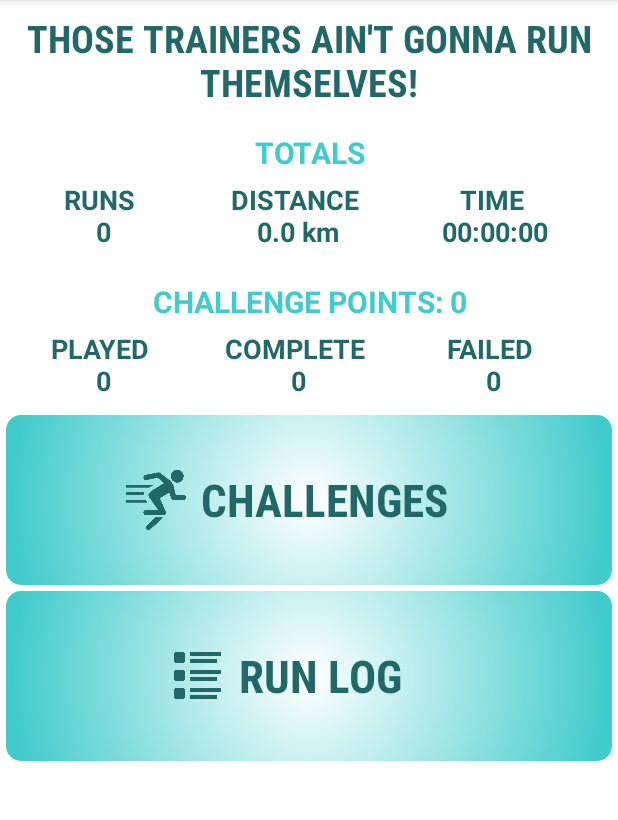
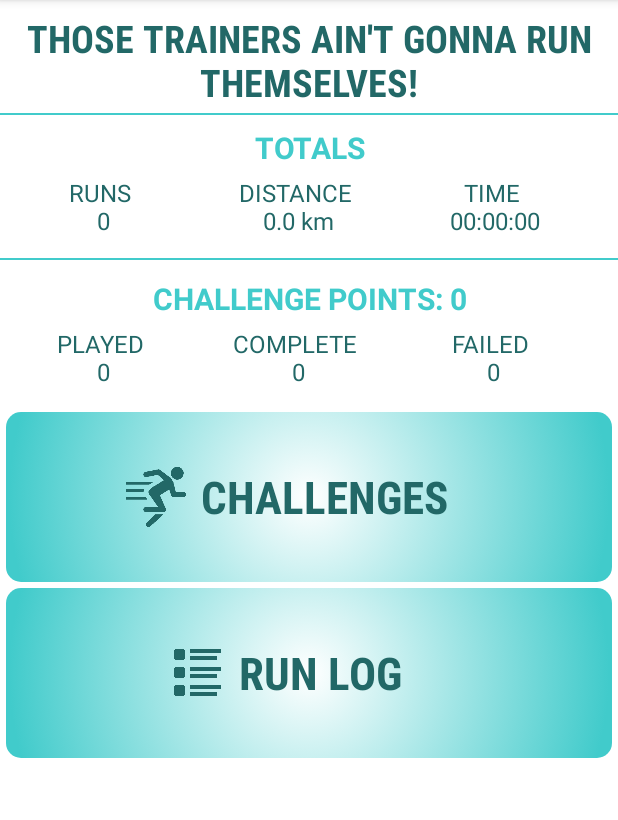
Before and after one commit to winnie-ho/161215_JavaAndroidProject, an Android app: the MainActivity screen opened directly, with no data from a screen before it, on a phone screen of 412 x 824 dp, the part 84-904 px from its top. Run offline under Robolectric (Android 15) with nearby library versions, the phone set to English and light mode, and no system bars; 1 statement that could not run was skipped.

Commit message:
some front styling to main activity

```diff
--- /dev/null
+++ b/RunTrack/app/src/main/res/drawable/border.xml
@@ -0,0 +1,6 @@
+<?xml version="1.0" encoding="utf-8"?>
+<shape xmlns:android="http://schemas.android.com/apk/res/android" android:shape="rectangle" >
+        <solid android:color="#ffffff" />
+        <stroke android:width="1dp"
+            android:color="@color/colorPrimary"/>
+</shape>
--- a/RunTrack/app/src/main/res/layout/activity_main.xml
+++ b/RunTrack/app/src/main/res/layout/activity_main.xml
@@ -18,15 +18,19 @@
         android:textAlignment="center"
         android:textColor="@color/colorPrimaryDark"
         android:textStyle="bold"
-        android:background="@color/colorWhite"
-
         android:layout_gravity="center"
         android:gravity="center_vertical" />
+
+    <LinearLayout
+        android:layout_width="match_parent"
+        android:layout_height="1dp"
+        android:background="@color/colorPrimary">
+    </LinearLayout>
 
     <TextView
         android:id="@+id/totals"
         android:layout_width="match_parent"
-        android:layout_height="40dp"
+        android:layout_height="35dp"
         android:layout_marginLeft="4dp"
         android:layout_marginRight="4dp"
         android:text="@string/totals"
@@ -34,7 +38,6 @@
         android:textColor="@color/colorPrimary"
         android:textStyle="bold"
         android:textAlignment="center"
-        android:background="@color/colorWhite"
         android:layout_gravity="center"
         android:gravity="bottom" />
 
@@ -49,11 +52,9 @@
             android:layout_height="60dp"
             android:layout_marginLeft="4dp"
             android:text="@string/total_runs"
-            android:textSize="18dp"
+            android:textSize="16dp"
             android:textColor="@color/colorPrimaryDark"
-            android:textStyle="bold"
             android:textAlignment="center"
-            android:background="@color/colorWhite"
             android:padding="5dp"
             android:layout_gravity="center_horizontal" />
 
@@ -61,11 +62,9 @@
             android:id="@+id/total_distance"
             android:layout_width="130dp"
             android:layout_height="60dp"
-            android:textSize="18dp"
+            android:textSize="16dp"
             android:textColor="@color/colorPrimaryDark"
-            android:textStyle="bold"
             android:textAlignment="center"
-            android:background="@color/colorWhite"
             android:padding="5dp"
             android:text="DISTANCE"
             android:layout_gravity="center_horizontal" />
@@ -76,16 +75,18 @@
             android:layout_height="60dp"
             android:layout_marginRight="4dp"
             android:text="@string/total_time"
-            android:textSize="18dp"
+            android:textSize="16dp"
             android:textColor="@color/colorPrimaryDark"
-            android:textStyle="bold"
             android:textAlignment="center"
-            android:background="@color/colorWhite"
             android:padding="5dp"
             android:layout_gravity="center_horizontal" />
     </LinearLayout>
 
-
+    <LinearLayout
+        android:layout_width="match_parent"
+        android:layout_height="1dp"
+        android:background="@color/colorPrimary">
+    </LinearLayout>
 
     <TextView
         android:id="@+id/points_score"
@@ -99,7 +100,6 @@
         android:textAlignment="center"
         android:textColor="@color/colorPrimary"
         android:textStyle="bold"
-        android:background="@color/colorWhite"
         android:layout_gravity="center_horizontal"
         android:gravity="bottom" />
 
@@ -115,11 +115,9 @@
                 android:layout_height="60dp"
                 android:layout_marginLeft="4dp"
                 android:text="@string/challenges_played"
-                android:textSize="18dp"
+                android:textSize="16dp"
                 android:textColor="@color/colorPrimaryDark"
-                android:textStyle="bold"
                 android:textAlignment="center"
-                android:background="@color/colorWhite"
                 android:padding="5dp"
                 android:layout_gravity="center_horizontal" />
 
@@ -127,13 +125,12 @@
                 android:id="@+id/complete"
                 android:layout_width="130dp"
                 android:layout_height="60dp"
-                android:textSize="18dp"
+                android:textSize="16dp"
                 android:textColor="@color/colorPrimaryDark"
-                android:textStyle="bold"
                 android:textAlignment="center"
-                android:background="@color/colorWhite"
-                android:padding="5dp"
-                android:text="@string/challenges_complete" />
+                android:text="@string/challenges_complete"
+                android:layout_gravity="center_horizontal"
+                android:padding="5dp" />
 
             <TextView
                 android:id="@+id/failed"
@@ -141,14 +138,13 @@
                 android:layout_height="60dp"
                 android:layout_marginRight="4dp"
                 android:text="@string/challenges_failed"
-                android:textSize="18dp"
+                android:textSize="16dp"
                 android:textColor="@color/colorPrimaryDark"
-                android:textStyle="bold"
                 android:textAlignment="center"
-                android:background="@color/colorWhite"
-                android:padding="5dp"
-                android:layout_gravity="center_horizontal" />
+                android:layout_gravity="center_horizontal"
+                android:padding="5dp" />
         </LinearLayout>
+
 
 
     <RelativeLayout
```
